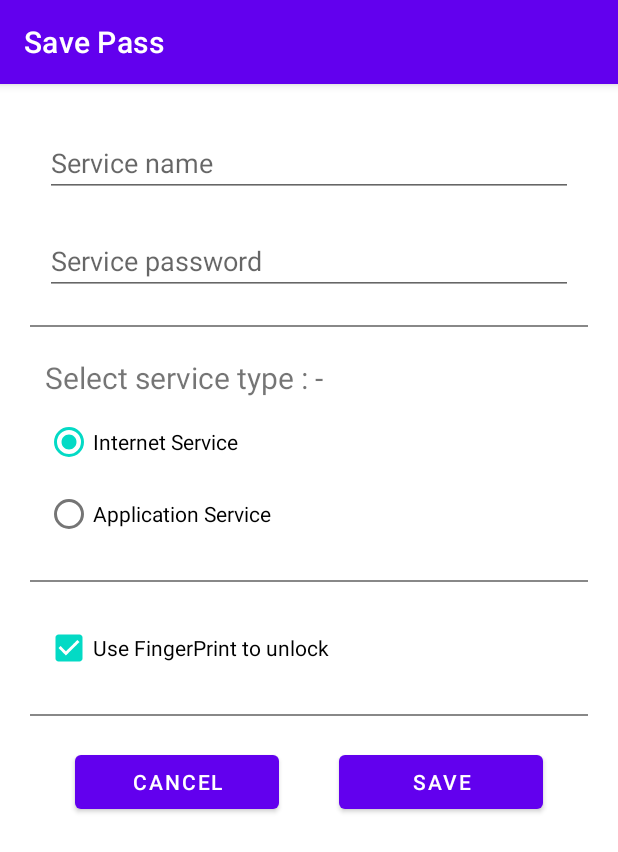
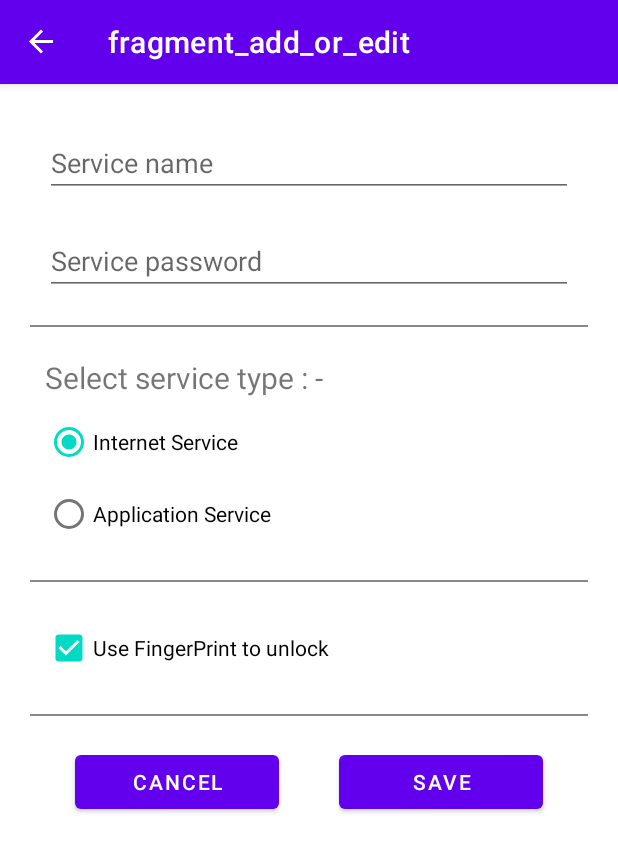
Before and after one commit to Vaishnav-Kanhirathingal/Save-Pass, an Android app: the AddOrEditFragment screen opened through its navigation route, on a phone screen of 412 x 824 dp. Shown: the top 852 px of the screen. Run offline under Robolectric (Android 15) with nearby library versions, the phone set to English and light mode, and no system bars; our stand-ins replace navigation-ui.

Commit message:
working basics only

```diff
--- a/app/src/main/java/com/kenetic/savepass/MainActivity.kt
+++ b/app/src/main/java/com/kenetic/savepass/MainActivity.kt
@@ -2,10 +2,24 @@ package com.kenetic.savepass
 
 import androidx.appcompat.app.AppCompatActivity
 import android.os.Bundle
+import androidx.navigation.NavController
+import androidx.navigation.fragment.NavHostFragment
+import androidx.navigation.ui.NavigationUI.setupActionBarWithNavController
 
 class MainActivity : AppCompatActivity() {
+    private lateinit var navController: NavController
     override fun onCreate(savedInstanceState: Bundle?) {
         super.onCreate(savedInstanceState)
         setContentView(R.layout.activity_main)
+
+        val navHostFragment = supportFragmentManager
+            .findFragmentById(R.id.nav_host_fragment) as NavHostFragment
+
+        navController = navHostFragment.navController
+        setupActionBarWithNavController(this, navController)
+    }
+
+    override fun onSupportNavigateUp(): Boolean {
+        return navController.navigateUp() || super.onSupportNavigateUp()
     }
 }
--- a/app/src/main/res/layout/fragment_add_or_edit.xml
+++ b/app/src/main/res/layout/fragment_add_or_edit.xml
@@ -14,6 +14,17 @@
         android:hint="@string/service_name"
         app:layout_constraintTop_toTopOf="parent" />
 
+    <TextView
+        android:id="@+id/service_name_empty_text_view"
+        android:layout_width="wrap_content"
+        android:layout_height="wrap_content"
+        android:text="@string/text_blank"
+        android:textColor="#ff0000"
+        android:textSize="12sp"
+        android:visibility="invisible"
+        app:layout_constraintLeft_toLeftOf="@id/service_name_edit_text"
+        app:layout_constraintTop_toBottomOf="@id/service_name_edit_text" />
+
     <com.google.android.material.textfield.TextInputEditText
         android:id="@+id/service_password_edit_text"
         android:layout_width="0dp"
@@ -23,6 +34,17 @@
         app:layout_constraintLeft_toLeftOf="@id/service_name_edit_text"
         app:layout_constraintRight_toRightOf="@id/service_name_edit_text"
         app:layout_constraintTop_toBottomOf="@id/service_name_edit_text" />
+
+    <TextView
+        android:id="@+id/service_password_empty_text_view"
+        android:layout_width="wrap_content"
+        android:layout_height="wrap_content"
+        android:text="@string/text_blank"
+        android:textColor="#ff0000"
+        android:textSize="12sp"
+        android:visibility="invisible"
+        app:layout_constraintLeft_toLeftOf="@id/service_password_edit_text"
+        app:layout_constraintTop_toBottomOf="@id/service_password_edit_text" />
 
     <View
         android:id="@+id/ruler_one"
@@ -53,12 +75,14 @@
         app:layout_constraintTop_toBottomOf="@id/select_service_textview">
 
         <com.google.android.material.radiobutton.MaterialRadioButton
+            android:id="@+id/internet_service_radio_button"
             android:layout_width="wrap_content"
             android:layout_height="wrap_content"
             android:checked="true"
             android:text="@string/internet_service" />
 
         <com.google.android.material.radiobutton.MaterialRadioButton
+            android:id="@+id/application_service_radio_button"
             android:layout_width="wrap_content"
             android:layout_height="wrap_content"
             android:text="@string/application_service" />
--- a/app/src/main/res/values/strings.xml
+++ b/app/src/main/res/values/strings.xml
@@ -10,4 +10,5 @@
     <string name="fingerprint_unlock">Use FingerPrint to unlock</string>
     <string name="cancel">Cancel</string>
     <string name="save">save</string>
+    <string name="text_blank">*text blank</string>
 </resources>
```
Also changed, not shown: app/src/main/java/com/kenetic/savepass/fragments/AddOrEditFragment.kt (+22 -2 lines).
